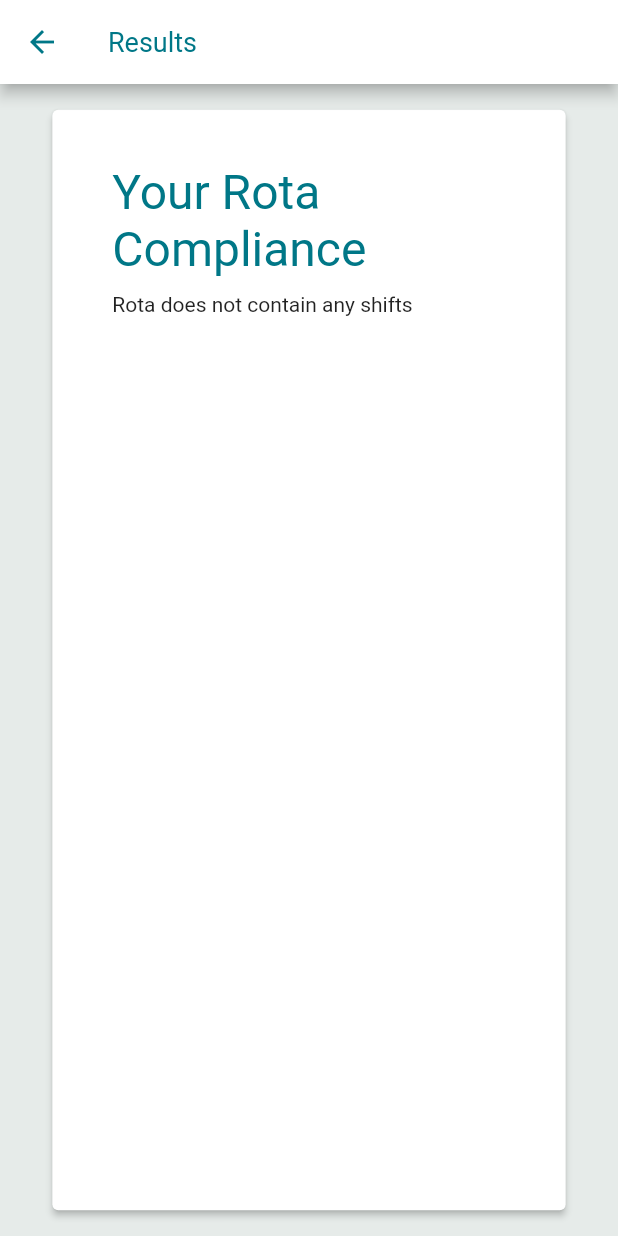
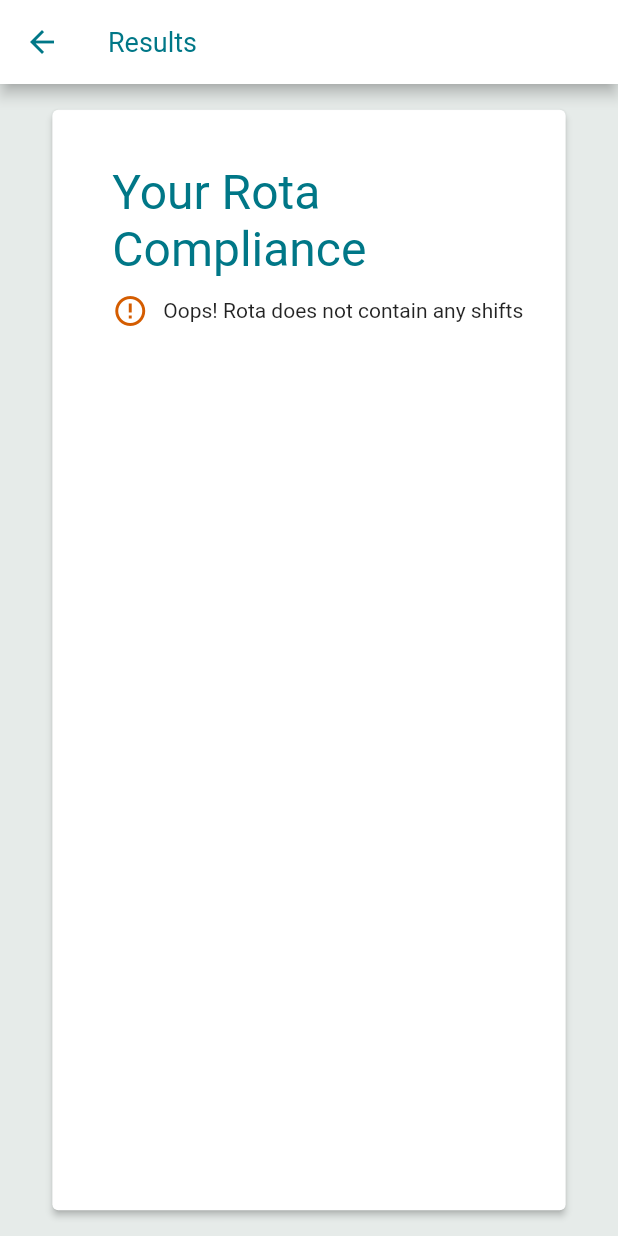
Before and after one commit to CourtneyOB/rota_checker, a Flutter app: the ResultsPage screen opened by its route, on a phone screen of 412 x 824 dp. Run offline on Flutter 3.47's test engine with Material 2 defaults, Android fonts, the phone set to English and light mode, and no system bars; our stand-ins replace auto_size_text, flutter_riverpod, mask_text_input_formatter, shared_preferences; missing offline and left inert: week_of_year; accounts and stored records are empty.

Commit message:
error alert

```diff
--- a/lib/empty_rota_exception.dart
+++ b/lib/empty_rota_exception.dart
@@ -1,4 +1,4 @@
 class EmptyRotaException implements Exception {
   @override
-  String toString() => 'Rota does not contain any shifts';
+  String toString() => 'Oops! Rota does not contain any shifts';
 }
--- a/lib/rota_length_exception.dart
+++ b/lib/rota_length_exception.dart
@@ -1,4 +1,4 @@
 class RotaLengthException implements Exception {
   @override
-  String toString() => 'Rota cannot be longer than 26 weeks';
+  String toString() => 'Oops! Rota cannot be longer than 26 weeks';
 }
--- a/lib/screens/resultspage.dart
+++ b/lib/screens/resultspage.dart
@@ -57,10 +57,21 @@ class ResultsPage extends ConsumerWidget {
                       child: SingleChildScrollView(
                         child: Column(
                           children: errorText != null
-                              ? [Text(errorText)]
-                              : results.isEmpty
-                                  ? [Text('No shifts entered')]
-                                  : results,
+                              ? [
+                                  Row(
+                                    children: [
+                                      Icon(
+                                        Icons.error_outline,
+                                        color: kContrast,
+                                      ),
+                                      SizedBox(
+                                        width: 10.0,
+                                      ),
+                                      Text(errorText),
+                                    ],
+                                  )
+                                ]
+                              : results,
                         ),
                       ),
                     ),
```
